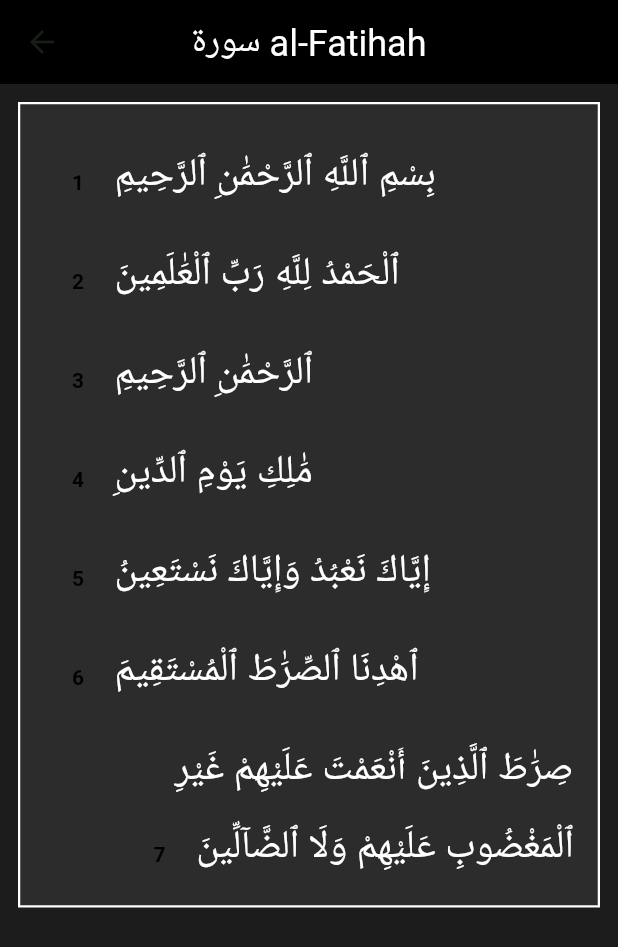
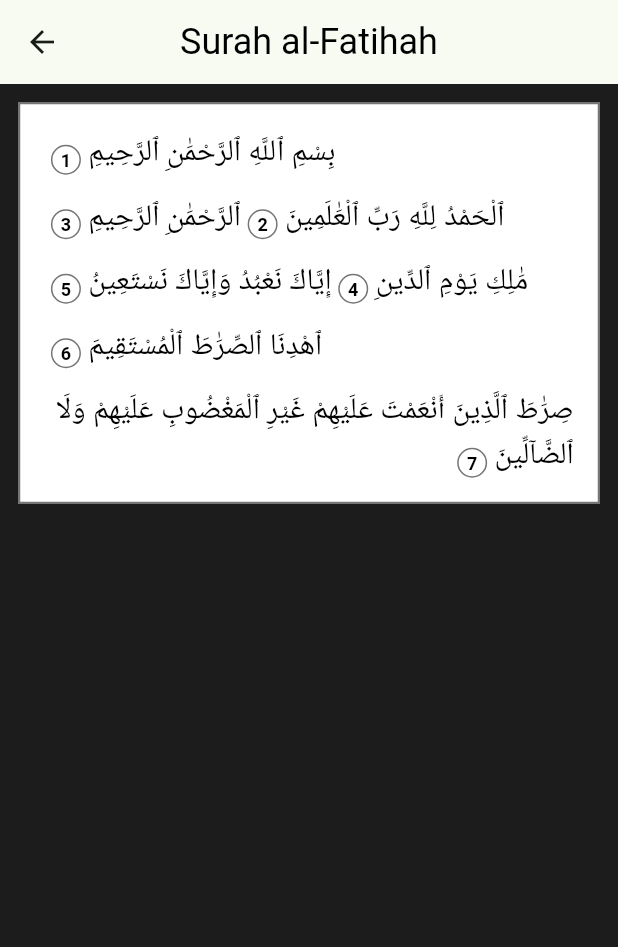
Before and after one commit to Asadullah730/Al-Quran-App-, a Flutter app: the HomeScreen screen opened directly, after a tap on an icon or button, on a phone screen of 412 x 824 dp. Shown: the top 947 px of the screen. Run offline on Flutter 3.47's test engine with Material 3 defaults, Android fonts, the phone set to English and light mode, and no system bars; Roboto replaces fonts that are missing (Uthman).

Commit message:
setting routes and update small UI for surah

```diff
--- a/lib/Presentation/home.dart
+++ b/lib/Presentation/home.dart
@@ -13,7 +13,8 @@ class HomeScreen extends StatelessWidget {
   @override
   Widget build(BuildContext context) {
     return Scaffold(
-      appBar: AppBar(title: const Text('Quran App')),
+      backgroundColor: Colors.white, // Changed to white for better contrast
+      appBar: AppBar(title: const Text('Al-Quran App')),
       body: FutureBuilder(
         future: SurahController.loadName(),
         builder: (context, snapshot) {
@@ -36,11 +37,11 @@ class HomeScreen extends StatelessWidget {
                 final surah = surahs[index]; // ✅ Correct indexing
                 return ListTile(
                   title: Text(
-                    'Total Ayat: ${surah['name'] ?? 'Unknown'}',
+                    'Surah :${surah['name'] ?? 'Unknown'}',
                     style: const TextStyle(fontSize: 14),
                   ),
                   subtitle: Text(
-                    'Surah: ${surah['ayat'] ?? 'Unknown'}',
+                    'Total Ayat: ${surah['ayat'] ?? 'Unknown'}',
                     style: const TextStyle(fontSize: 16),
                   ),
                   leading: CircleAvatar(
--- a/lib/Presentation/surah_screen.dart
+++ b/lib/Presentation/surah_screen.dart
@@ -1,101 +1,3 @@
-// import 'dart:convert';
-
-// import 'package:flutter/material.dart';
-// import 'package:flutter/services.dart';
-// import 'package:quranapp/Controller/surah_controller.dart';
-// import 'package:quranapp/Model/versesModel.dart';
-
-// class SurahScreen extends StatelessWidget {
-//   final String surahPath;
-//   final String surahName;
-//   const SurahScreen({
-//     super.key,
-//     required this.surahPath,
-//     required this.surahName,
-//   });
-
-//   @override
-//   Widget build(BuildContext context) {
-//     return Scaffold(
-//       appBar: AppBar(
-//         title: Text(
-//           'Surah - $surahName',
-//           style: const TextStyle(fontSize: 20, fontWeight: FontWeight.bold),
-//         ),
-//         centerTitle: true,
-//         backgroundColor: Colors.green.shade700,
-//       ),
-//       body: FutureBuilder(
-//         future: SurahController.loadSurah(surahPath),
-//         builder: (context, snapshot) {
-//           if (snapshot.connectionState == ConnectionState.waiting) {
-//             return const Center(child: CircularProgressIndicator());
-//           } else if (snapshot.hasError) {
-//             return Center(child: Text("Error: ${snapshot.error}"));
-//           } else {
-//             final verses = snapshot.data!;
-//             return ListView.builder(
-//               itemCount: verses.length,
-//               itemBuilder: (context, index) {
-//                 return Padding(
-//                   padding: const EdgeInsets.symmetric(
-//                     horizontal: 12.0,
-//                     vertical: 8.0,
-//                   ),
-//                   child: Container(
-//                     decoration: BoxDecoration(
-//                       color: Colors.white,
-//                       borderRadius: BorderRadius.circular(12),
-//                       boxShadow: [
-//                         BoxShadow(
-//                           color: Colors.grey.withOpacity(0.2),
-//                           spreadRadius: 1,
-//                           blurRadius: 6,
-//                           offset: const Offset(0, 3),
-//                         ),
-//                       ],
-//                     ),
-//                     padding: const EdgeInsets.all(16),
-//                     child: Row(
-//                       crossAxisAlignment: CrossAxisAlignment.start,
-
-//                       children: [
-//                         Expanded(
-//                           child: Text(
-//                             verses[index].text,
-//                             textAlign: TextAlign.right,
-//                             style: const TextStyle(
-//                               fontFamily: "Amiri",
-//                               fontSize: 22,
-//                               height: 2.0,
-//                             ),
-//                           ),
-//                         ),
-//                         const SizedBox(width: 10),
-//                         CircleAvatar(
-//                           radius: 16,
-//                           backgroundColor: Colors.green.shade700,
-//                           child: Text(
-//                             verses[index].number.replaceAll("verse_", ""),
-//                             style: const TextStyle(
-//                               color: Colors.white,
-//                               fontSize: 14,
-//                               fontWeight: FontWeight.bold,
-//                             ),
-//                           ),
-//                         ),
-//                       ],
-//                     ),
-//                   ),
-//                 );
-//               },
-//             );
-//           }
-//         },
-//       ),
-//     );
-//   }
-// }
 import 'package:flutter/material.dart';
 import 'package:quranapp/Controller/surah_controller.dart';
 
@@ -115,15 +17,15 @@ class SurahScreen extends StatelessWidget {
       backgroundColor: const Color(0xFF1C1C1C), // Dark background
       appBar: AppBar(
         title: Text(
-          'سورة $surahName',
+          'Surah $surahName',
           style: const TextStyle(
             fontSize: 24,
             fontFamily: 'Uthman',
-            color: Colors.white,
+            color: Colors.black,
           ),
         ),
         centerTitle: true,
-        backgroundColor: Colors.black,
+        // backgroundColor: Colors.black,
         elevation: 0,
       ),
       body: FutureBuilder(
@@ -147,8 +49,8 @@ class SurahScreen extends StatelessWidget {
               padding: const EdgeInsets.all(12.0),
               child: Container(
                 decoration: BoxDecoration(
-                  color: const Color(0xFF2C2C2C),
-                  border: Border.all(color: Colors.white, width: 1.5),
+                  color: Colors.white,
+                  border: Border.all(color: Colors.black54, width: 1.5),
                 ),
                 child: SingleChildScrollView(
                   padding: const EdgeInsets.all(16),
@@ -165,23 +67,31 @@ class SurahScreen extends StatelessWidget {
                                 TextSpan(
                                   text: verse.text + " ",
                                   style: const TextStyle(
-                                    fontSize: 26,
+                                    fontSize: 20,
                                     fontFamily: 'Uthman',
-                                    color: Colors.white,
-                                    height: 2,
+                                    color: Colors.black,
+                                    height: 1.5,
                                   ),
                                 ),
                                 WidgetSpan(
-                                  alignment: PlaceholderAlignment.middle,
+                                  alignment: PlaceholderAlignment.top,
                                   child: Container(
-                                    width: 36,
-                                    height: 36,
+                                    width: 20,
+                                    height: 20,
+                                    decoration: BoxDecoration(
+                                      color: Colors.white,
+                                      borderRadius: BorderRadius.circular(18),
+                                      border: Border.all(
+                                        color: Colors.black54,
+                                        width: 1,
+                                      ),
+                                    ),
 
                                     child: Center(
                                       child: Text(
                                         verse.number.replaceAll("verse_", ""),
                                         style: const TextStyle(
-                                          fontSize: 14,
+                                          fontSize: 12,
                                           fontWeight: FontWeight.bold,
                                           color: Colors.black,
                                         ),
--- a/lib/main.dart
+++ b/lib/main.dart
@@ -13,12 +13,13 @@ class MyApp extends StatelessWidget {
   @override
   Widget build(BuildContext context) {
     return MaterialApp(
-      title: 'Flutter Demo',
+      title: 'Al-Quran App',
       theme: ThemeData(
         colorScheme: ColorScheme.fromSeed(seedColor: Colors.green),
       ),
-      // home: SplashScreen(),
-      home: HomeScreen(),
+      debugShowCheckedModeBanner: false,
+      home: SplashScreen(),
+      // home: HomeScreen(),
     );
   }
 }
```
